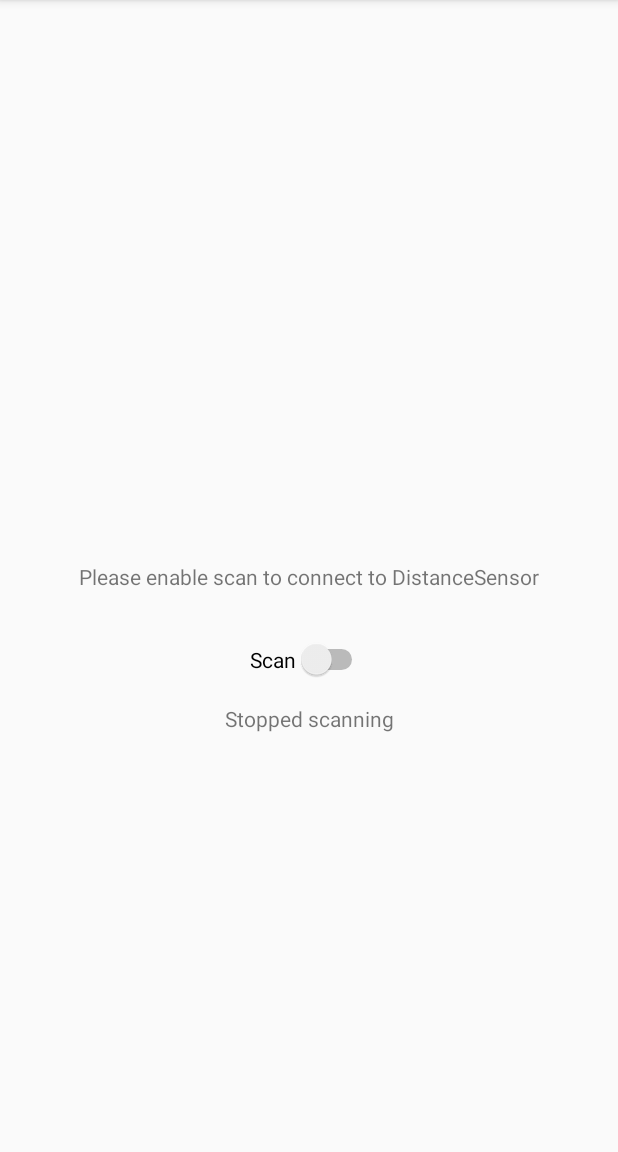
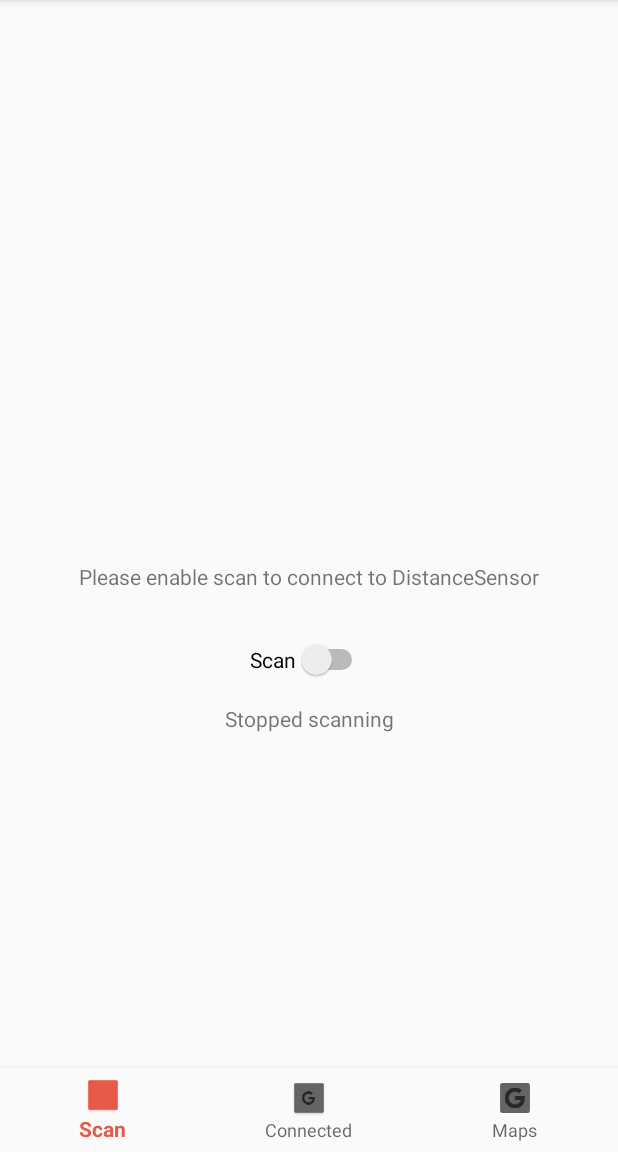
Before and after one commit to aburgr/distance-warner, an Android app: the screen it shows after launch (ScanActivity), on a phone screen of 412 x 824 dp, the part 84-1236 px from its top. Run offline under Robolectric (Android 15) with nearby library versions, the phone set to English and light mode, and no system bars; our stand-ins replace Room's generated code.

Commit message:
added bottom navigation with existing activities

```diff
--- a/android-app/app/build.gradle
+++ b/android-app/app/build.gradle
@@ -40,6 +40,10 @@ android {
             proguardFiles getDefaultProguardFile('proguard-android-optimize.txt'), 'proguard-rules.pro'
         }
     }
+    compileOptions {
+        sourceCompatibility JavaVersion.VERSION_1_8
+        targetCompatibility JavaVersion.VERSION_1_8
+    }
 
 }
 
@@ -53,6 +57,8 @@ dependencies {
     androidTestImplementation 'androidx.test.ext:junit:1.1.1'
     androidTestImplementation 'androidx.test.espresso:espresso-core:3.2.0'
     implementation 'com.google.android.gms:play-services-maps:17.0.0'
+    implementation 'com.google.android.material:material:1.2.1'
+    implementation 'androidx.vectordrawable:vectordrawable:1.0.0'
 
     def room_version = "2.2.5"
     implementation "androidx.room:room-runtime:$room_version"
--- /dev/null
+++ b/android-app/app/src/main/java/at/burgr/distancewarner/BaseActivity.java
@@ -0,0 +1,90 @@
+/*
+ * Copyright (C) 2013 The Android Open Source Project
+ *
+ * Licensed under the Apache License, Version 2.0 (the "License");
+ * you may not use this file except in compliance with the License.
+ * You may obtain a copy of the License at
+ *
+ *      http://www.apache.org/licenses/LICENSE-2.0
+ *
+ * Unless required by applicable law or agreed to in writing, software
+ * distributed under the License is distributed on an "AS IS" BASIS,
+ * WITHOUT WARRANTIES OR CONDITIONS OF ANY KIND, either express or implied.
+ * See the License for the specific language governing permissions and
+ * limitations under the License.
+ */
+
+package at.burgr.distancewarner;
+
+import android.content.Intent;
+import android.os.Bundle;
+import android.util.Log;
+import android.view.MenuItem;
+
+import androidx.annotation.NonNull;
+import androidx.appcompat.app.AppCompatActivity;
+import com.google.android.material.bottomnavigation.BottomNavigationView;
+
+/**
+ * This activity is the root activity for the bottomnavigation bar
+ */
+public abstract class BaseActivity extends AppCompatActivity implements BottomNavigationView.OnNavigationItemSelectedListener {
+
+    protected BottomNavigationView navigationView;
+
+    @Override
+    protected void onCreate(Bundle savedInstanceState) {
+        super.onCreate(savedInstanceState);
+        setContentView(getContentViewId());
+        getCreateInActivity(savedInstanceState);
+
+        navigationView = findViewById(R.id.navigation);
+        navigationView.setOnNavigationItemSelectedListener(this);
+    }
+
+    @Override
+    public boolean onNavigationItemSelected(@NonNull MenuItem item) {
+        navigationView.postDelayed(() -> {
+            int itemId = item.getItemId();
+            if (itemId == R.id.navigation_scan) {
+                startActivity(new Intent(this, ScanActivity.class));
+            } else if (itemId == R.id.navigation_connected) {
+                startActivity(new Intent(this, ConnectedActivity.class));
+            } else if (itemId == R.id.navigation_maps) {
+                startActivity(new Intent(this, MapsActivity.class));
+            }
+            finish();
+        }, 100);
+        return true;
+    }
+
+    @Override
+    protected void onStart() {
+        super.onStart();
+        updateNavigationBarState();
+    }
+
+    // Remove inter-activity transition to avoid screen tossing on tapping bottom navigation items
+    @Override
+    public void onPause() {
+        super.onPause();
+        overridePendingTransition(0, 0);
+    }
+
+    private void updateNavigationBarState(){
+        int actionId = getNavigationMenuItemId();
+        selectBottomNavigationBarItem(actionId);
+    }
+
+    void selectBottomNavigationBarItem(int itemId) {
+        MenuItem item = navigationView.getMenu().findItem(itemId);
+        item.setChecked(true);
+    }
+
+    abstract void getCreateInActivity(Bundle savedInstanceState);
+
+    abstract int getContentViewId();
+
+    abstract int getNavigationMenuItemId();
+
+}
--- a/android-app/app/src/main/java/at/burgr/distancewarner/ScanActivity.java
+++ b/android-app/app/src/main/java/at/burgr/distancewarner/ScanActivity.java
@@ -15,16 +15,18 @@ import android.content.pm.PackageManager;
 import android.os.AsyncTask;
 import android.os.Bundle;
 import android.util.Log;
+import android.view.MenuItem;
 import android.widget.CompoundButton;
 import android.widget.Switch;
 import android.widget.TextView;
 
+import androidx.annotation.NonNull;
 import androidx.appcompat.app.AppCompatActivity;
 
 /**
  * This activity is shown at start. It requests permissions and scans for the BLE device to connect
  */
-public class ScanActivity extends AppCompatActivity {
+public class ScanActivity extends BaseActivity {
 
     BluetoothManager btManager;
     BluetoothAdapter btAdapter;
@@ -40,10 +42,17 @@ public class ScanActivity extends AppCompatActivity {
     private static final String BLE_DEVICE_NAME = "DistanceSensor";
 
     @Override
-    protected void onCreate(Bundle savedInstanceState) {
-        super.onCreate(savedInstanceState);
-        setContentView(R.layout.activity_scan);
+    int getContentViewId() {
+        return R.layout.activity_scan;
+    }
 
+    @Override
+    int getNavigationMenuItemId() {
+        return R.id.navigation_scan;
+    }
+
+    @Override
+    protected void getCreateInActivity(Bundle savedInstanceState) {
         btManager = (BluetoothManager) getSystemService(Context.BLUETOOTH_SERVICE);
         btAdapter = btManager.getAdapter();
         btScanner = btAdapter.getBluetoothLeScanner();
--- a/android-app/app/src/main/res/layout/activity_scan.xml
+++ b/android-app/app/src/main/res/layout/activity_scan.xml
@@ -35,5 +35,12 @@
         app:layout_constraintEnd_toEndOf="parent"
         app:layout_constraintStart_toStartOf="parent"
         app:layout_constraintTop_toTopOf="parent" />
+    <include
+        android:id="@+id/navigation"
+        layout="@layout/element_bottom_navigation"
+        android:layout_width="match_parent"
+        android:layout_height="wrap_content"
+        app:layout_constraintBottom_toBottomOf="parent"
+        />
 
 </androidx.constraintlayout.widget.ConstraintLayout>
--- /dev/null
+++ b/android-app/app/src/main/res/layout/element_bottom_navigation.xml
@@ -0,0 +1,10 @@
+<?xml version="1.0" encoding="utf-8"?>
+<com.google.android.material.bottomnavigation.BottomNavigationView
+    xmlns:android="http://schemas.android.com/apk/res/android"
+    xmlns:app="http://schemas.android.com/apk/res-auto"
+    android:id="@+id/navigation"
+    android:layout_width="match_parent"
+    android:layout_height="wrap_content"
+    android:background="?android:attr/windowBackground"
+    app:menu="@menu/navigation"
+    />
--- /dev/null
+++ b/android-app/app/src/main/res/menu/navigation.xml
@@ -0,0 +1,23 @@
+<?xml version="1.0" encoding="utf-8"?>
+<menu xmlns:android="http://schemas.android.com/apk/res/android">
+    <item
+        android:id="@+id/navigation_scan"
+        android:icon="@drawable/common_google_signin_btn_icon_dark"
+        android:title="@string/title_scan"
+        android:enabled="true"
+        />
+
+    <item
+        android:id="@+id/navigation_connected"
+        android:icon="@drawable/common_google_signin_btn_icon_dark_normal"
+        android:title="@string/title_connected"
+        android:enabled="true"
+        />
+
+    <item
+        android:id="@+id/navigation_maps"
+        android:icon="@drawable/common_google_signin_btn_icon_disabled"
+        android:title="@string/title_maps"
+        android:enabled="true"
+        />
+</menu>
--- a/android-app/app/src/main/res/values/strings.xml
+++ b/android-app/app/src/main/res/values/strings.xml
@@ -15,4 +15,8 @@
     <string name="ble_not_supported">BLE is not supported</string>
 
     <string name="title_activity_maps">Map with Marker</string>
+
+    <string name="title_scan">Scan</string>
+    <string name="title_connected">Connected</string>
+    <string name="title_maps">Maps</string>
 </resources>
```
Also changed, not shown: android-app/app/src/main/java/at/burgr/distancewarner/ConnectedActivity.java (+16 -7 lines), android-app/app/src/main/java/at/burgr/distancewarner/MapsActivity.java (+17 -6 lines), android-app/app/src/main/res/layout/activity_connected.xml (+8 -0 lines), android-app/app/src/main/res/layout/activity_maps.xml (+21 -20 lines).
